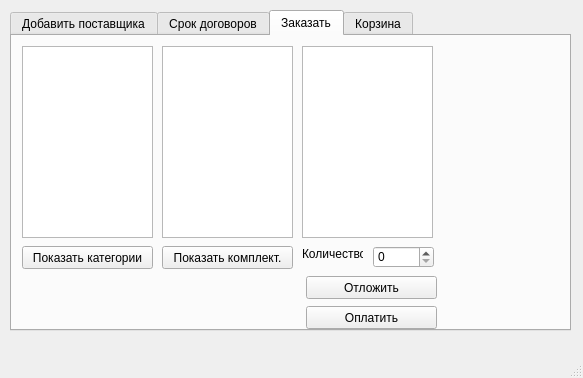
Before: the Qt Designer form windowpredpriatia.ui in IraSoro/bike-store-database, drawn with Qt 5.
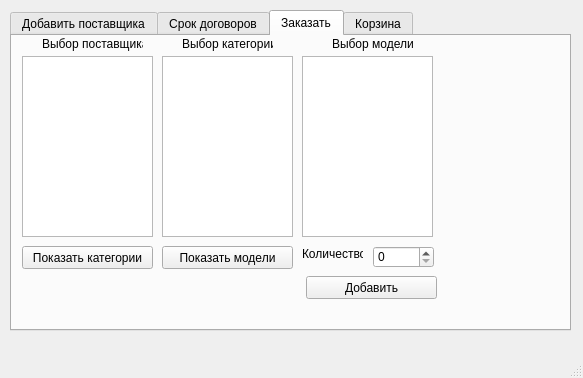
After: the same form once the commit is applied. The open tabs and pages were chosen to show the change.

What changed in the file:
```diff
--- a/windowpredpriatia.ui
+++ b/windowpredpriatia.ui
@@ -262,37 +262,7 @@
      <attribute name="title">
       <string>Заказать</string>
      </attribute>
-     <widget class="QListView" name="listView">
-      <property name="geometry">
-       <rect>
-        <x>10</x>
-        <y>10</y>
-        <width>131</width>
-        <height>192</height>
-       </rect>
-      </property>
-     </widget>
-     <widget class="QListView" name="listView_2">
-      <property name="geometry">
-       <rect>
-        <x>150</x>
-        <y>10</y>
-        <width>131</width>
-        <height>192</height>
-       </rect>
-      </property>
-     </widget>
-     <widget class="QListView" name="listView_3">
-      <property name="geometry">
-       <rect>
-        <x>290</x>
-        <y>10</y>
-        <width>131</width>
-        <height>192</height>
-       </rect>
-      </property>
-     </widget>
-     <widget class="QPushButton" name="pushButton">
+     <widget class="QPushButton" name="pushButton_ShowKat">
       <property name="geometry">
        <rect>
         <x>10</x>
@@ -315,7 +285,7 @@
        </rect>
       </property>
       <property name="text">
-       <string>Показать комплект.</string>
+       <string>Показать модели</string>
       </property>
      </widget>
      <widget class="QSpinBox" name="spinBox">
@@ -341,7 +311,76 @@
        <string>Количество</string>
       </property>
      </widget>
-     <widget class="QPushButton" name="pushButton_3">
+     <widget class="QLabel" name="label_16">
+      <property name="geometry">
+       <rect>
+        <x>30</x>
+        <y>0</y>
+        <width>101</width>
+        <height>16</height>
+       </rect>
+      </property>
+      <property name="text">
+       <string>Выбор поставщика</string>
+      </property>
+     </widget>
+     <widget class="QLabel" name="label_17">
+      <property name="geometry">
+       <rect>
+        <x>320</x>
+        <y>0</y>
+        <width>81</width>
+        <height>16</height>
+       </rect>
+      </property>
+      <property name="text">
+       <string>Выбор модели</string>
+      </property>
+     </widget>
+     <widget class="QLabel" name="label_18">
+      <property name="geometry">
+       <rect>
+        <x>170</x>
+        <y>0</y>
+        <width>91</width>
+        <height>16</height>
+       </rect>
+      </property>
+      <property name="text">
+       <string>Выбор категории</string>
+      </property>
+     </widget>
+     <widget class="QListWidget" name="listWidget_Post">
+      <property name="geometry">
+       <rect>
+        <x>10</x>
+        <y>20</y>
+        <width>131</width>
+        <height>181</height>
+       </rect>
+      </property>
+     </widget>
+     <widget class="QListWidget" name="listWidget_Kat">
+      <property name="geometry">
+       <rect>
+        <x>150</x>
+        <y>20</y>
+        <width>131</width>
+        <height>181</height>
+       </rect>
+      </property>
+     </widget>
+     <widget class="QListWidget" name="listWidget_Model">
+      <property name="geometry">
+       <rect>
+        <x>290</x>
+        <y>20</y>
+        <width>131</width>
+        <height>181</height>
+       </rect>
+      </property>
+     </widget>
+     <widget class="QPushButton" name="pushButton_AddCount">
       <property name="geometry">
        <rect>
         <x>294</x>
@@ -351,20 +390,7 @@
        </rect>
       </property>
       <property name="text">
-       <string>Отложить</string>
-      </property>
-     </widget>
-     <widget class="QPushButton" name="pushButton_4">
-      <property name="geometry">
-       <rect>
-        <x>294</x>
-        <y>270</y>
-        <width>131</width>
-        <height>23</height>
-       </rect>
-      </property>
-      <property name="text">
-       <string>Оплатить</string>
+       <string>Добавить</string>
       </property>
      </widget>
     </widget>
```
Left out of the diff: 4 changed lines with no effect on the pictures.
